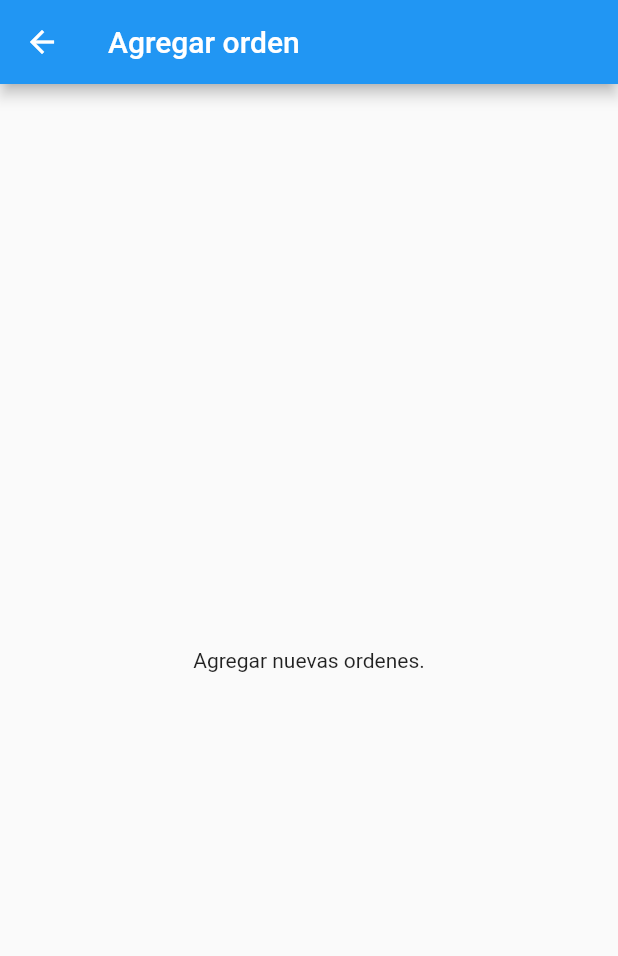
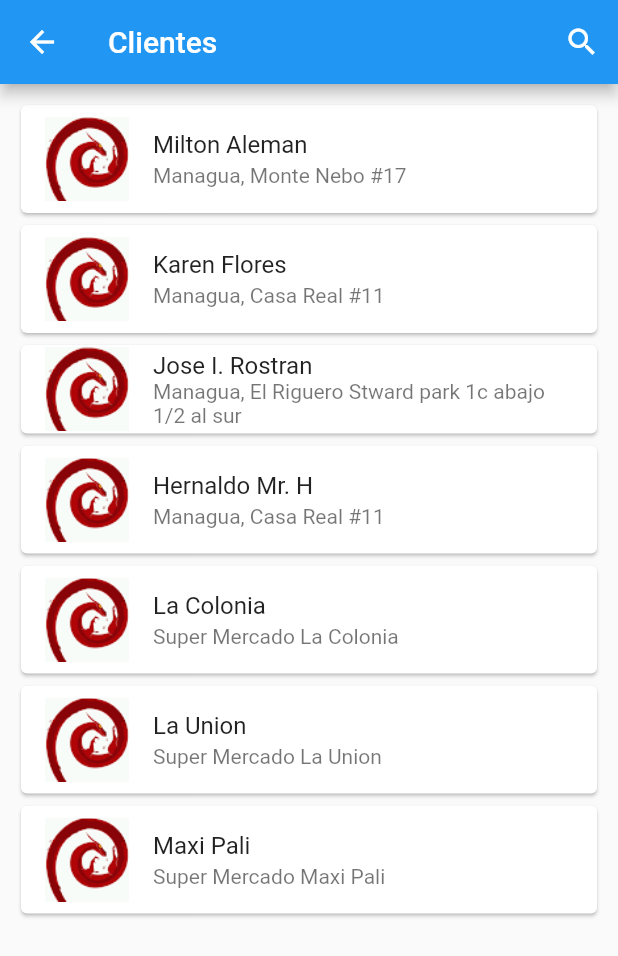
Before and after one commit to maleman/ovpiere_movil, a Flutter app: the screen it shows after launch, after a tap on the "add" icon, on a phone screen of 412 x 824 dp. Shown: the top 956 px of the screen. Run offline on Flutter 3.47's test engine with Material 2 defaults, Android fonts, the phone set to English and light mode, and no system bars.

Commit message:
Agrega pagina de catalogo de clientes

```diff
--- a/lib/pages/Orders.dart
+++ b/lib/pages/Orders.dart
@@ -4,7 +4,7 @@ import 'package:ovpiere_movil/model/Partner.dart';
 import 'package:ovpiere_movil/model/Product.dart';
 
 import '../model/Order.dart';
-import 'EditOrder.dart';
+import 'PartnerCatalog.dart';
 
 class Orders extends StatefulWidget {
   const Orders({Key? key, required this.title}) : super(key: key);
@@ -34,7 +34,7 @@ class _OrdersState extends State<Orders> {
     //setState(() => _counter++);
     Navigator.push(
       context,
-      MaterialPageRoute(builder: (context) => const EditOrder()),
+      MaterialPageRoute(builder: (context) => const PartnerCatalog()),
     );
   }
 
--- /dev/null
+++ b/lib/pages/PartnerCatalog.dart
@@ -0,0 +1,169 @@
+import 'package:flutter/material.dart';
+import '../model/Partner.dart';
+
+class PartnerCatalog extends StatefulWidget {
+  const PartnerCatalog({Key? key}) : super(key: key);
+
+  @override
+  State<StatefulWidget> createState() {
+    // TODO: implement createState
+    return _PartnerCatalogState();
+  }
+}
+
+class _PartnerCatalogState extends State<PartnerCatalog> {
+  bool _isSearching = false;
+  final myTextController = TextEditingController();
+
+  final List<Partner> allPartners = [
+    const Partner("1", "Milton Aleman", "Managua, Monte Nebo #17"),
+    const Partner("2", "Karen Flores", "Managua, Casa Real #11"),
+    const Partner("3", "Jose I. Rostran",
+        "Managua, El Riguero Stward park 1c abajo 1/2 al sur"),
+    const Partner("4", "Hernaldo Mr. H", "Managua, Casa Real #11"),
+    const Partner("5", "La Colonia", "Super Mercado La Colonia"),
+    const Partner("6", "La Union", "Super Mercado La Union"),
+    const Partner("6", "Maxi Pali", "Super Mercado Maxi Pali"),
+  ];
+
+  List<Partner> _foundPartners = [];
+
+  @override
+  void initState() {
+    super.initState();
+    setState(() {
+      _isSearching = false;
+      _foundPartners = allPartners;
+    });
+  }
+
+  @override
+  Widget build(BuildContext context) {
+    // TODO: implement build
+    return Scaffold(
+      appBar: _isSearching
+          ? getAppBarSearching(onSearchCancel, onSearch, myTextController)
+          : getAppBarNotSearching("Clientes", startSearching),
+      body: _getBody(),
+    );
+  }
+
+  AppBar getAppBarNotSearching(String title, Function startSearchFunction) {
+    return AppBar(
+      title: Text(title),
+      actions: <Widget>[
+        IconButton(
+            icon: const Icon(Icons.search),
+            onPressed: () {
+              startSearchFunction();
+            }),
+      ],
+    );
+  }
+
+  AppBar getAppBarSearching(Function cancelSearch, Function searching,
+      TextEditingController searchController) {
+    return AppBar(
+      automaticallyImplyLeading: false,
+      leading: IconButton(
+          icon: const Icon(Icons.clear),
+          onPressed: () {
+            cancelSearch();
+          }),
+      title: Padding(
+        padding: const EdgeInsets.only(bottom: 10, right: 10),
+        child: TextField(
+          controller: searchController,
+          onEditingComplete: () {
+            searching();
+          },
+          style: const TextStyle(color: Colors.white),
+          cursorColor: Colors.white,
+          autofocus: true,
+          decoration: const InputDecoration(
+            focusColor: Colors.white,
+            focusedBorder: UnderlineInputBorder(
+                borderSide: BorderSide(color: Colors.white)),
+            enabledBorder: UnderlineInputBorder(
+                borderSide: BorderSide(color: Colors.white)),
+          ),
+        ),
+      ),
+    );
+  }
+
+  void startSearching() {
+    setState(() {
+      _isSearching = true;
+    });
+  }
+
+  void onSearchCancel() {
+    setState(() {
+      _isSearching = false;
+      _foundPartners = allPartners;
+    });
+  }
+
+  void onSearch() {
+    List<Partner> result = [];
+    if(myTextController.text.isNotEmpty){
+      print('Second text field: ${myTextController.text}');
+      result = allPartners.where((partner) => partner.name.toLowerCase().contains(myTextController.text.toLowerCase())).toList();
+    }else{
+      result = allPartners;
+    }
+
+    setState(() {
+      _foundPartners = result;
+    });
+  }
+
+  Widget _getBody() {
+    return Padding(
+      padding: const EdgeInsets.all(10),
+      child: Column(
+        children: <Widget>[
+          Expanded(
+            child: _foundPartners.isNotEmpty
+                ? ListView.builder(
+                    itemCount: _foundPartners.length,
+                    itemBuilder: (context, index) {
+                      return Card(
+                        child: Column(
+                          mainAxisSize: MainAxisSize.min,
+                          children: <Widget>[
+                            ListTile(
+                              leading: ConstrainedBox(
+                                constraints: const BoxConstraints(
+                                  minWidth: 44,
+                                  minHeight: 44,
+                                  maxWidth: 64,
+                                  maxHeight: 64,
+                                ),
+                                child: Image.asset('images/png/maleman.png', fit: BoxFit.cover),
+                              ),
+                              title: Text(_foundPartners[index].name),
+                              subtitle: Text(_foundPartners[index].description),
+                            ),
+                          ],
+                        ),
+                      );
+                    },
+                  )
+                : const Text(
+                    'No hay resultados.',
+                    style: TextStyle(fontSize: 24),
+                  ),
+          ),
+        ],
+      ),
+    );
+  }
+
+  @override
+  void dispose() {
+    myTextController.dispose();
+    super.dispose();
+  }
+}
--- a/pubspec.yaml
+++ b/pubspec.yaml
@@ -62,6 +62,9 @@ flutter:
   #   - images/a_dot_burr.jpeg
   #   - images/a_dot_ham.jpeg
 
+  assets:
+    - images/png/maleman.png
+
   # An image asset can refer to one or more resolution-specific "variants", see
   # https://flutter.dev/assets-and-images/#resolution-aware
 
```
Also changed, not shown: images/png/maleman.png (added).
